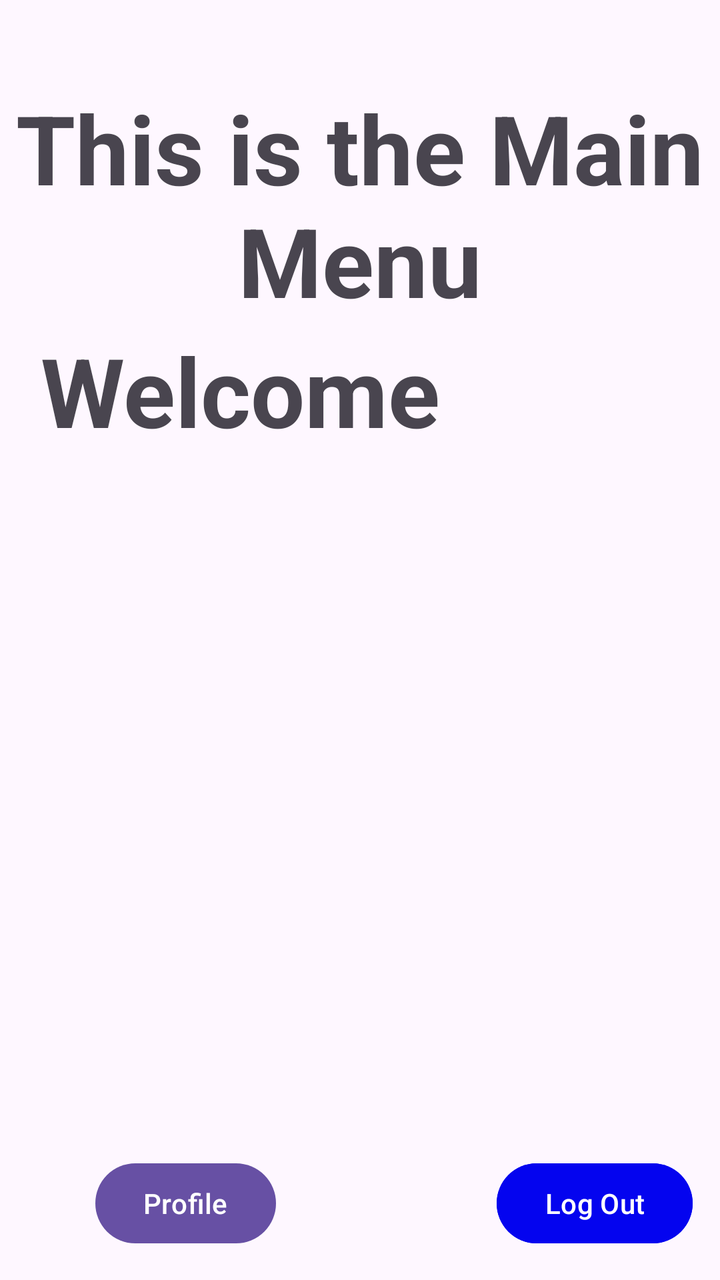
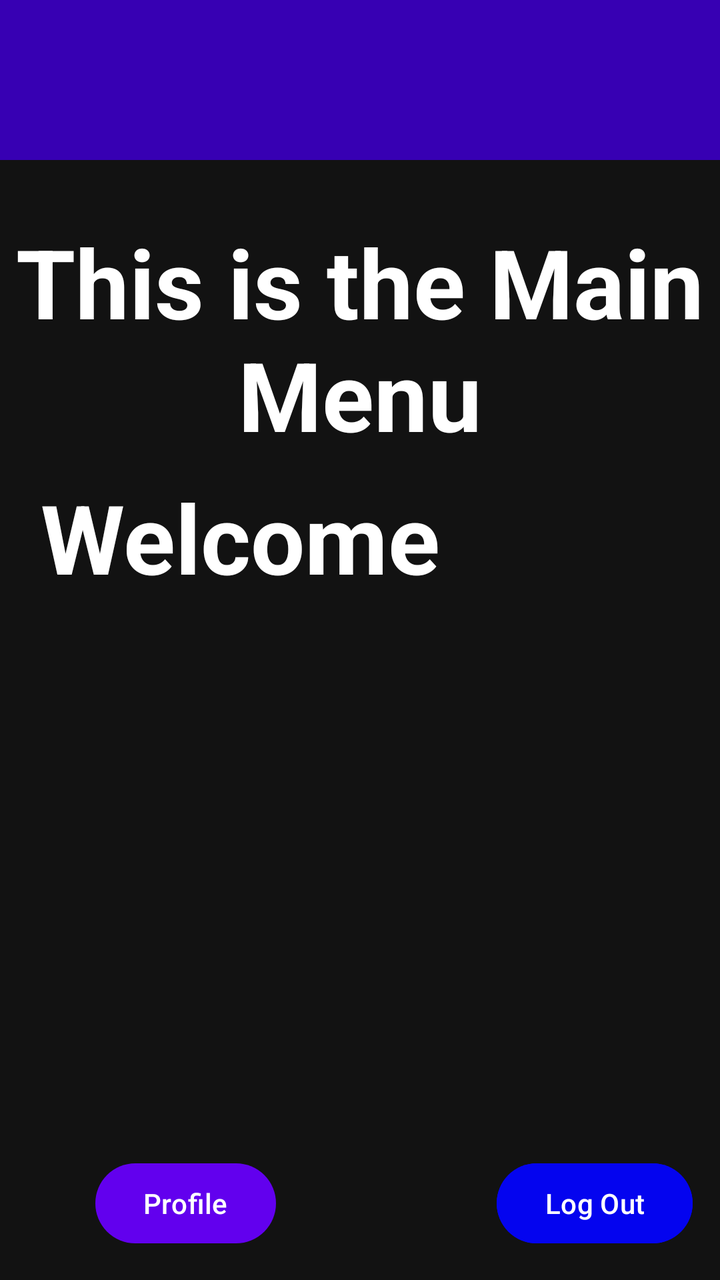

Before-and-after screenshots of an Android layout around one commit, followed by the original layout XML and the change that was made.
<!-- AndroidManifest.xml: application theme Theme.HabitFLOWS -->
<!-- res/layout/activity_main_menu.xml -->
<?xml version="1.0" encoding="utf-8"?>
<androidx.constraintlayout.widget.ConstraintLayout xmlns:android="http://schemas.android.com/apk/res/android"
    xmlns:app="http://schemas.android.com/apk/res-auto"
    xmlns:tools="http://schemas.android.com/tools"
    android:id="@+id/main"
    android:layout_width="match_parent"
    android:layout_height="match_parent"
    tools:context=".MainMenu">

    <Button
        android:id="@+id/mainMenuLogoutBtn"
        android:layout_width="wrap_content"
        android:layout_height="wrap_content"
        android:backgroundTint="#0404EF"
        android:text="Log Out"
        app:layout_constraintBottom_toBottomOf="parent"
        app:layout_constraintEnd_toEndOf="parent"
        app:layout_constraintHorizontal_bias="0.948"
        app:layout_constraintStart_toStartOf="parent"
        app:layout_constraintTop_toTopOf="parent"
        app:layout_constraintVertical_bias="0.976" />

    <TextView
        android:id="@+id/mainMenuHomeTV"
        android:layout_width="wrap_content"
        android:layout_height="wrap_content"
        android:text="This is the Main Menu"
        android:textAlignment="center"
        android:textSize="48sp"
        android:textStyle="bold"
        app:layout_constraintBottom_toBottomOf="parent"
        app:layout_constraintEnd_toEndOf="parent"
        app:layout_constraintHorizontal_bias="0.0"
        app:layout_constraintStart_toStartOf="parent"
        app:layout_constraintTop_toTopOf="parent"
        app:layout_constraintVertical_bias="0.08" />

    <TextView
        android:id="@+id/mainMenuHomeTV3"
        android:layout_width="217dp"
        android:layout_height="62dp"
        android:text="Welcome"
        android:textAlignment="center"
        android:textSize="48sp"
        android:textStyle="bold"
        app:layout_constraintBottom_toBottomOf="parent"
        app:layout_constraintEnd_toEndOf="parent"
        app:layout_constraintHorizontal_bias="0.082"
        app:layout_constraintStart_toStartOf="parent"
        app:layout_constraintTop_toTopOf="parent"
        app:layout_constraintVertical_bias="0.282" />

    <TextView
        android:id="@+id/mainMenuHomeTV4"
        android:layout_width="190dp"
        android:layout_height="62dp"
        android:textAlignment="center"
        android:textSize="48sp"
        android:textStyle="bold"
        app:layout_constraintBottom_toBottomOf="parent"
        app:layout_constraintEnd_toEndOf="parent"
        app:layout_constraintHorizontal_bias="0.158"
        app:layout_constraintStart_toStartOf="parent"
        app:layout_constraintTop_toTopOf="parent"
        app:layout_constraintVertical_bias="0.375" />

    <Button
        android:id="@+id/Profile"
        android:layout_width="wrap_content"
        android:layout_height="wrap_content"
        android:text="Profile"
        app:layout_constraintBottom_toBottomOf="parent"
        app:layout_constraintEnd_toEndOf="parent"
        app:layout_constraintHorizontal_bias="0.177"
        app:layout_constraintStart_toStartOf="parent"
        app:layout_constraintTop_toTopOf="parent"
        app:layout_constraintVertical_bias="0.976" />

</androidx.constraintlayout.widget.ConstraintLayout>
<!-- resources referenced by this layout -->
<resources>
  <style name="Theme.HabitFLOWS" parent="Base.Theme.HabitFLOWS" />
  <style name="Base.Theme.HabitFLOWS" parent="Theme.Material3.DayNight.NoActionBar">
          
          
      </style>
</resources>

<!-- the commit's change to res/layout/activity_main_menu.xml (unified diff, before → after) -->
@@ -5,7 +5,15 @@
     android:id="@+id/main"
     android:layout_width="match_parent"
     android:layout_height="match_parent"
+    android:background="@color/background_black"
     tools:context=".MainMenu">
+
+    <View
+        android:id="@+id/viewHeader"
+        android:layout_width="match_parent"
+        android:layout_height="80dp"
+        android:background="@color/purple_700"
+        app:layout_constraintTop_toTopOf="parent" />
 
     <Button
         android:id="@+id/mainMenuLogoutBtn"
@@ -13,6 +21,7 @@
         android:layout_height="wrap_content"
         android:backgroundTint="#0404EF"
         android:text="Log Out"
+        app:backgroundTint="@color/purple_500"
         app:layout_constraintBottom_toBottomOf="parent"
         app:layout_constraintEnd_toEndOf="parent"
         app:layout_constraintHorizontal_bias="0.948"
@@ -28,12 +37,13 @@
         android:textAlignment="center"
         android:textSize="48sp"
         android:textStyle="bold"
+        android:textColor="@color/white"
         app:layout_constraintBottom_toBottomOf="parent"
         app:layout_constraintEnd_toEndOf="parent"
         app:layout_constraintHorizontal_bias="0.0"
         app:layout_constraintStart_toStartOf="parent"
         app:layout_constraintTop_toTopOf="parent"
-        app:layout_constraintVertical_bias="0.08" />
+        app:layout_constraintVertical_bias="0.209" />
 
     <TextView
         android:id="@+id/mainMenuHomeTV3"
@@ -43,12 +53,13 @@
         android:textAlignment="center"
         android:textSize="48sp"
         android:textStyle="bold"
+        android:textColor="@color/white"
         app:layout_constraintBottom_toBottomOf="parent"
         app:layout_constraintEnd_toEndOf="parent"
         app:layout_constraintHorizontal_bias="0.082"
         app:layout_constraintStart_toStartOf="parent"
         app:layout_constraintTop_toTopOf="parent"
-        app:layout_constraintVertical_bias="0.282" />
+        app:layout_constraintVertical_bias="0.409" />
 
     <TextView
         android:id="@+id/mainMenuHomeTV4"
@@ -57,18 +68,20 @@
         android:textAlignment="center"
         android:textSize="48sp"
         android:textStyle="bold"
+        android:textColor="@color/white"
         app:layout_constraintBottom_toBottomOf="parent"
         app:layout_constraintEnd_toEndOf="parent"
-        app:layout_constraintHorizontal_bias="0.158"
+        app:layout_constraintHorizontal_bias="0.149"
         app:layout_constraintStart_toStartOf="parent"
         app:layout_constraintTop_toTopOf="parent"
-        app:layout_constraintVertical_bias="0.375" />
+        app:layout_constraintVertical_bias="0.517" />
 
     <Button
         android:id="@+id/Profile"
         android:layout_width="wrap_content"
         android:layout_height="wrap_content"
         android:text="Profile"
+        app:backgroundTint="@color/purple_500"
         app:layout_constraintBottom_toBottomOf="parent"
         app:layout_constraintEnd_toEndOf="parent"
         app:layout_constraintHorizontal_bias="0.177"
<!-- resource entries referenced after the edit -->
@@ -1,5 +1,9 @@
 <!-- resources referenced by this layout -->
 <resources>
+  <color name="background_black">#121212</color>
+  <color name="purple_500">#FF6200EE</color>
+  <color name="purple_700">#FF3700B3</color>
+  <color name="white">#FFFFFFFF</color>
   <style name="Theme.HabitFLOWS" parent="Base.Theme.HabitFLOWS" />
   <style name="Base.Theme.HabitFLOWS" parent="Theme.Material3.DayNight.NoActionBar">
           
